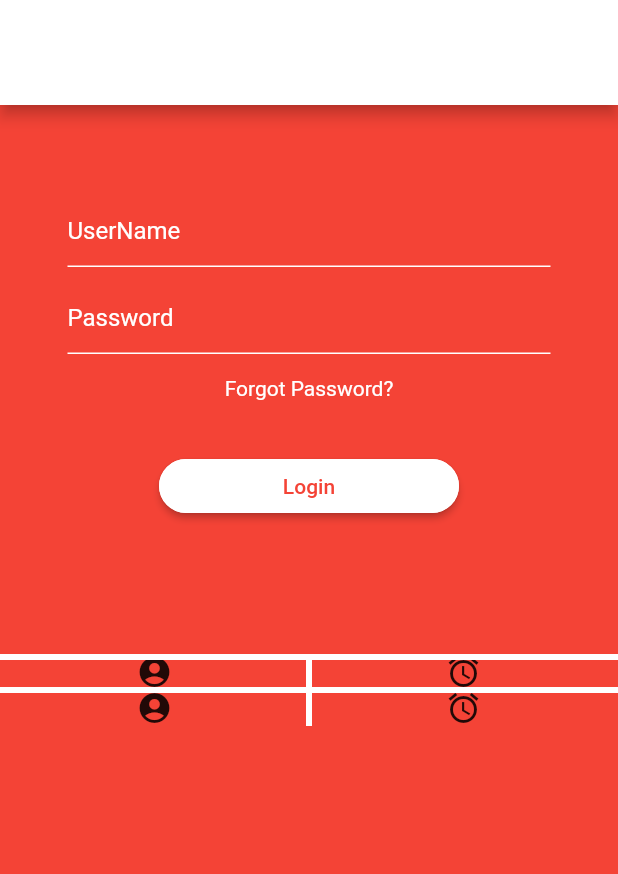
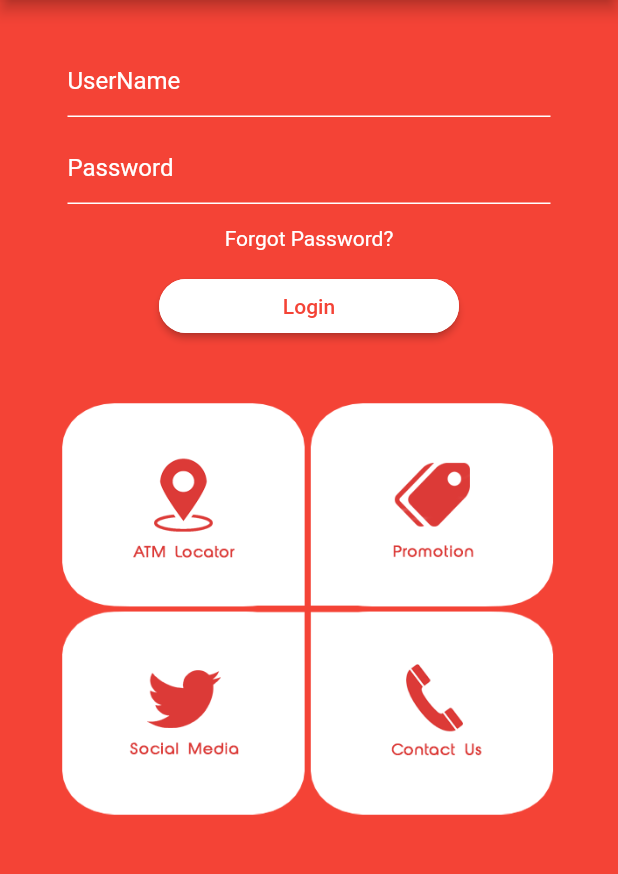
Before and after one commit to Rashy98/pan_asia_bank_app_ReDesign, a Flutter app: the screen it shows after launch, on a phone screen of 412 x 824 dp, the part 120-994 px from its top. Run offline on Flutter 3.47's test engine with Material 2 defaults, Android fonts, the light colour scheme and no system bars; our stand-ins replace flutter_widget_from_html, table_calendar; missing offline and left inert: fancy_dialog.

Commit message:
third party register bug fixing

```diff
--- a/lib/screens/Login.dart
+++ b/lib/screens/Login.dart
@@ -51,7 +51,7 @@ class Login extends StatelessWidget{
     return Scaffold(
         backgroundColor: Colors.red,
         appBar: PreferredSize(
-          preferredSize: Size.fromHeight(150.0),
+          preferredSize: Size.fromHeight(80.0),
           child: AppBar(
             // Here we take the value from the MyHomePage object that was created by
             // the App.build method, and use it to set our appbar title.
@@ -72,10 +72,12 @@ class Login extends StatelessWidget{
             centerTitle: true,
           ),
         ),
-      body: Column(
+      body: Container(
+          child: SingleChildScrollView(
+        child: Column(
           children: [
             Container(
-              margin: const EdgeInsets.only(top: 10),
+                margin: const EdgeInsets.only(top: 0),
                 padding: EdgeInsets.symmetric(horizontal: 20),
                 child: SingleChildScrollView(
                     child: Column(
@@ -84,7 +86,7 @@ class Login extends StatelessWidget{
 
                       children: [
                         Container(
-                        margin: const EdgeInsets.only(left: 25, top: 50, right: 25),
+                          margin: const EdgeInsets.only(left: 25, top: 30, right: 25),
                           child:_inputField('UserName', Colors.white),
                         ),
                         Container(
@@ -96,7 +98,7 @@ class Login extends StatelessWidget{
                           child: Text('Forgot Password?', style: TextStyle(color: Colors.white),),
                         ),
                         Container(
-                        margin: const EdgeInsets.only( top: 25),
+                          margin: const EdgeInsets.only( top: 5),
                           child: _buttons('Login', context),
                         ),
                       ],
@@ -104,36 +106,41 @@ class Login extends StatelessWidget{
                 )
             ),
             Container(
-            margin: const EdgeInsets.only(top: 80),
-            child: Table(
-              border: TableBorder(top: BorderSide(color: Colors.white, width: 4),
-                                  verticalInside: BorderSide(color: Colors.white, width: 4),
-                                  horizontalInside: BorderSide(color: Colors.white, width: 4)
-              ),
-              children: [
-                TableRow(
-                  children: [
-                    Icon(Icons.account_circle),
-                    Icon(Icons.access_alarm)
-                  ]
-                ),
-                TableRow(
-                  children: [
-//                    Container(
-//                      margin: EdgeInsets.all(10),
-//                      child: Text('Hello'),
-//                    ),
-                    Icon(Icons.account_circle),
-                    Icon(Icons.access_alarm)
-                  ]
+//            margin: const EdgeInsets.only(top: 80),
+//            child: Table(
+//              border: TableBorder(top: BorderSide(color: Colors.white, width: 4),
+//                                  verticalInside: BorderSide(color: Colors.white, width: 4),
+//                                  horizontalInside: BorderSide(color: Colors.white, width: 4)
+//              ),
+//              children: [
+//                TableRow(
+//                  children: [
+//                    Icon(Icons.account_circle),
+//                    Icon(Icons.access_alarm)
+//                  ]
+//                ),
+//                TableRow(
+//                  children: [
+////                    Container(
+////                      margin: EdgeInsets.all(10),
+////                      child: Text('Hello'),
+////                    ),
+//                    Icon(Icons.account_circle),
+//                    Icon(Icons.access_alarm)
+//                  ]
+//                )
+//              ],
+                child: Image.asset("assets/HomeFunc.png",
+                    width: 350,
+                    height: 340,
+                    fit:BoxFit.fill   ),
+//            ),
             )
           ],
         ),
       )
-        ],
+
       )
-
-
     );
   }
 
--- a/pubspec.yaml
+++ b/pubspec.yaml
@@ -61,6 +61,7 @@ flutter:
   assets:
      - assets/logo.png
      - assets/unnamed.png
+     - assets/HomeFunc.png
 
   #   - images/a_dot_ham.jpeg
 
```
Also changed, not shown: assets/HomeFunc.png (added). Lines whose indentation alone changed are shown as unchanged.
